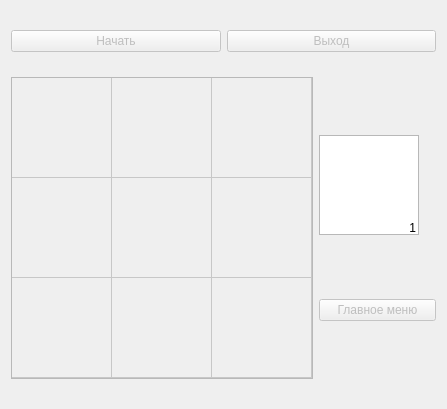
DukeSpontaneous/ReplicatorOfApples, file mainwindow.ui: the form before one commit.
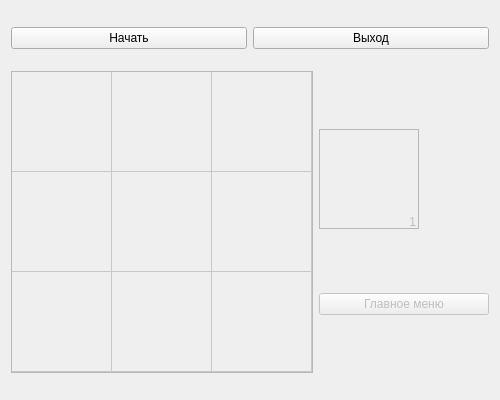
The form after the commit. Icons and pictures are not drawn.

```diff
--- a/mainwindow.ui
+++ b/mainwindow.ui
@@ -6,10 +6,28 @@
    <rect>
     <x>0</x>
     <y>0</y>
-    <width>447</width>
-    <height>409</height>
+    <width>500</width>
+    <height>400</height>
    </rect>
   </property>
+  <property name="sizePolicy">
+   <sizepolicy hsizetype="Preferred" vsizetype="Preferred">
+    <horstretch>0</horstretch>
+    <verstretch>0</verstretch>
+   </sizepolicy>
+  </property>
+  <property name="minimumSize">
+   <size>
+    <width>500</width>
+    <height>400</height>
+   </size>
+  </property>
+  <property name="maximumSize">
+   <size>
+    <width>500</width>
+    <height>400</height>
+   </size>
+  </property>
   <property name="windowTitle">
    <string>Replicator Of Apples</string>
   </property>
@@ -20,7 +38,7 @@
       <item>
        <widget class="QPushButton" name="pushButton_2">
         <property name="enabled">
-         <bool>false</bool>
+         <bool>true</bool>
         </property>
         <property name="text">
          <string>Начать</string>
@@ -30,7 +48,7 @@
       <item>
        <widget class="QPushButton" name="pushButton">
         <property name="enabled">
-         <bool>false</bool>
+         <bool>true</bool>
         </property>
         <property name="text">
          <string>Выход</string>
@@ -116,6 +134,9 @@
          <layout class="QVBoxLayout" name="verticalLayout">
           <item>
            <widget class="QTableWidget" name="applesSource">
+            <property name="enabled">
+             <bool>false</bool>
+            </property>
             <property name="sizePolicy">
              <sizepolicy hsizetype="Minimum" vsizetype="Minimum">
               <horstretch>0</horstretch>
@@ -137,6 +158,12 @@
             <property name="dragDropMode">
              <enum>QAbstractItemView::DragOnly</enum>
             </property>
+            <property name="iconSize">
+             <size>
+              <width>75</width>
+              <height>75</height>
+             </size>
+            </property>
             <property name="showGrid">
              <bool>true</bool>
             </property>
```
Left out of the diff: 20 changed lines with no effect on the pictures.
